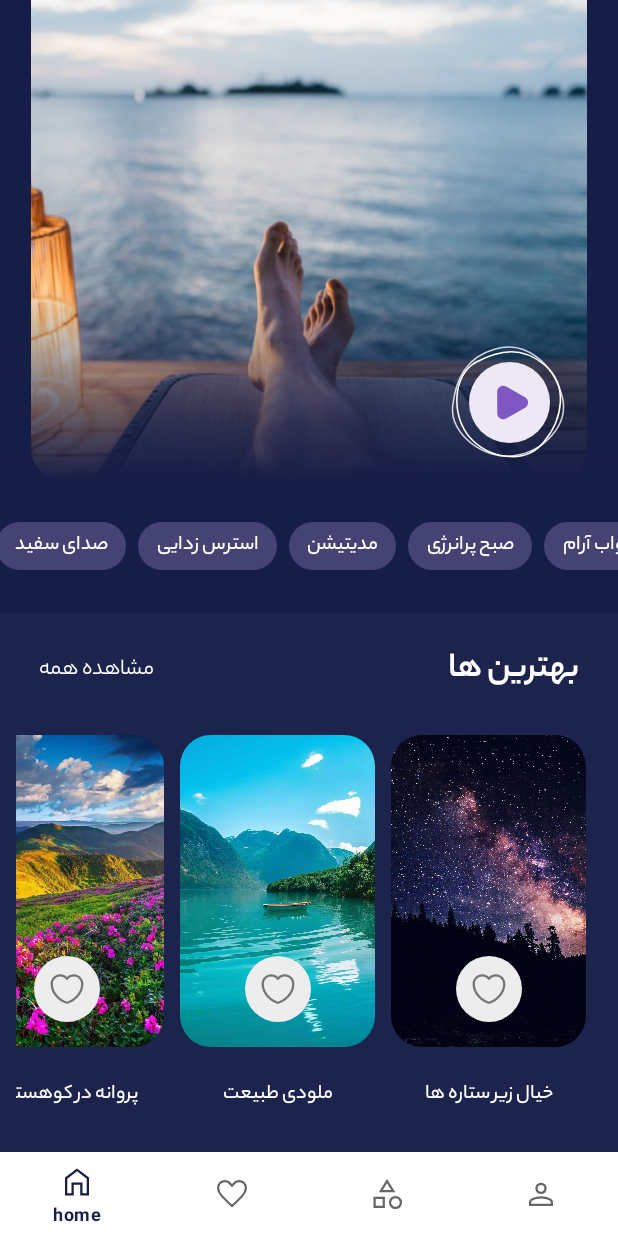
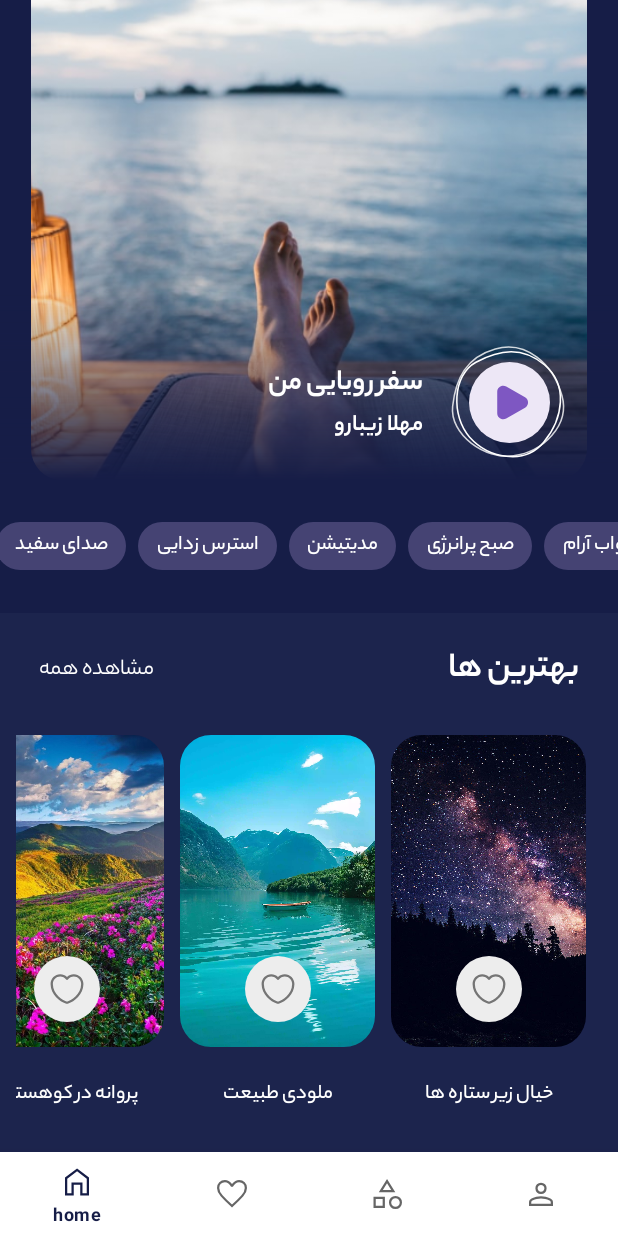
Before and after one commit to AndroidFPN/DreamApp, an Android app: the screen it shows after launch (MainActivity), on a phone screen of 412 x 824 dp. Run offline under Robolectric (Android 15) with nearby library versions, the phone set to English and light mode, and no system bars; our stand-ins replace Dagger/Hilt's generated code, Room's generated code, navigation-ui, sdp/ssp sizes.

Commit message:
[Add]textview to banner.

```diff
--- a/app/src/main/res/layout/home_fragment.xml
+++ b/app/src/main/res/layout/home_fragment.xml
@@ -34,19 +34,19 @@
             android:id="@+id/imageView"
             android:layout_width="match_parent"
             android:layout_height="0dp"
-            app:layout_constraintHeight_percent="0.3"
             android:layout_marginHorizontal="@dimen/_16sdp"
             android:scaleType="centerCrop"
             android:src="@drawable/banner_image1"
+            app:layout_constraintHeight_percent="0.3"
             app:layout_constraintTop_toBottomOf="@+id/appBarHome"
             app:shapeAppearance="@style/ShapeAppearanceOverlay.App.CornerSize20Percent" />
 
         <View
             android:layout_width="match_parent"
             android:layout_height="0dp"
-            app:layout_constraintHeight_percent="0.1"
             android:background="@drawable/shadow_deep_blue"
-            app:layout_constraintBottom_toBottomOf="@id/imageView" />
+            app:layout_constraintBottom_toBottomOf="@id/imageView"
+            app:layout_constraintHeight_percent="0.1" />
 
         <androidx.appcompat.widget.AppCompatImageButton
             android:layout_width="@dimen/_60sdp"
@@ -70,15 +70,33 @@
             app:lottie_loop="true"
             app:lottie_rawRes="@raw/play_button_anim"
             app:lottie_url="REPLACE_JSON_URL" />
-        <!--        <include-->
-        <!--            android:id="@+id/music_banner_layout"-->
-        <!--            layout="@layout/home_music_banner"-->
-        <!--            android:layout_width="match_parent"-->
-        <!--            android:layout_height="wrap_content"-->
-        <!--            android:layout_margin="@dimen/_8sdp"-->
-        <!--            app:layout_constraintEnd_toEndOf="parent"-->
-        <!--            app:layout_constraintStart_toStartOf="parent"-->
-        <!--            app:layout_constraintTop_toBottomOf="@+id/appBarHome" />-->
+
+        <com.google.android.material.textview.MaterialTextView
+            android:id="@+id/tvSoundName"
+            android:layout_width="wrap_content"
+            android:layout_height="wrap_content"
+            android:fontFamily="@font/yekan_bakh_bold"
+            android:textColor="@color/white"
+            android:text="سفر رویایی من"
+            android:textAppearance="@style/TextAppearance.MaterialComponents.Headline6"
+            app:layout_constraintBottom_toTopOf="@id/tvSoundArtist"
+            app:layout_constraintEnd_toStartOf="@id/animationView"
+            android:layout_marginEnd="@dimen/_4sdp"
+            app:layout_constraintVertical_chainStyle="packed"
+            app:layout_constraintTop_toTopOf="@id/animationView" />
+
+        <com.google.android.material.textview.MaterialTextView
+            android:id="@+id/tvSoundArtist"
+            android:layout_width="wrap_content"
+            android:layout_height="wrap_content"
+            android:fontFamily="@font/yekan_bakh_bold"
+            android:textColor="@color/white"
+            android:text="مهلا زیبارو"
+            android:textAppearance="@style/TextAppearance.MaterialComponents.Body1"
+            app:layout_constraintBottom_toBottomOf="@id/animationView"
+            app:layout_constraintEnd_toStartOf="@id/animationView"
+            android:layout_marginEnd="@dimen/_4sdp"
+            app:layout_constraintTop_toBottomOf="@id/tvSoundName" />
 
         <HorizontalScrollView
             android:id="@+id/chipsScroll"
```
